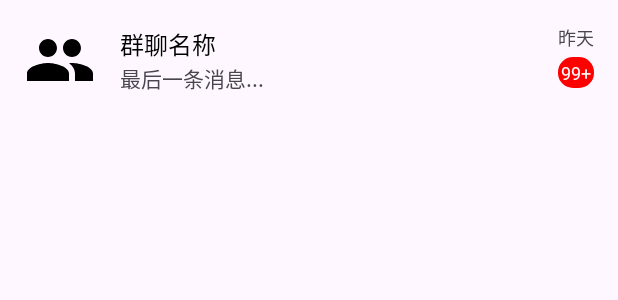
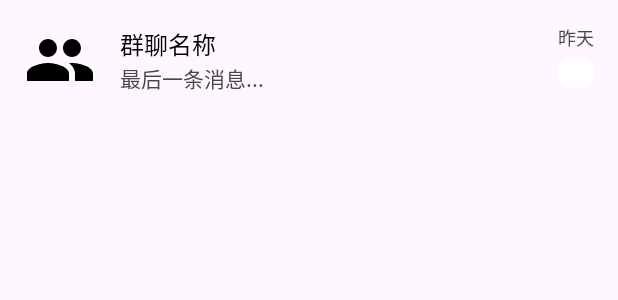
Before and after one commit to zzzketi/AI-Script-Murder, an Android app: the layout item_chat_session.xml on its own in the app's theme, with its tools: preview values and no code run, on a phone screen of 412 x 824 dp. Shown: the top 300 px of the screen. Run offline under Robolectric (Android 15) with nearby library versions, the phone set to English and light mode, and no system bars.

Commit message:
消除红点
消除红点

```diff
--- a/app/src/main/res/drawable/shape_unread_count_bg.xml
+++ b/app/src/main/res/drawable/shape_unread_count_bg.xml
@@ -1,6 +1,6 @@
 <?xml version="1.0" encoding="utf-8"?>
 <shape xmlns:android="http://schemas.android.com/apk/res/android"
     android:shape="rectangle">
-    <solid android:color="#FF0000" />
+    <solid android:color="#FFFFFF" />
     <corners android:radius="10dp" />
 </shape>
```
